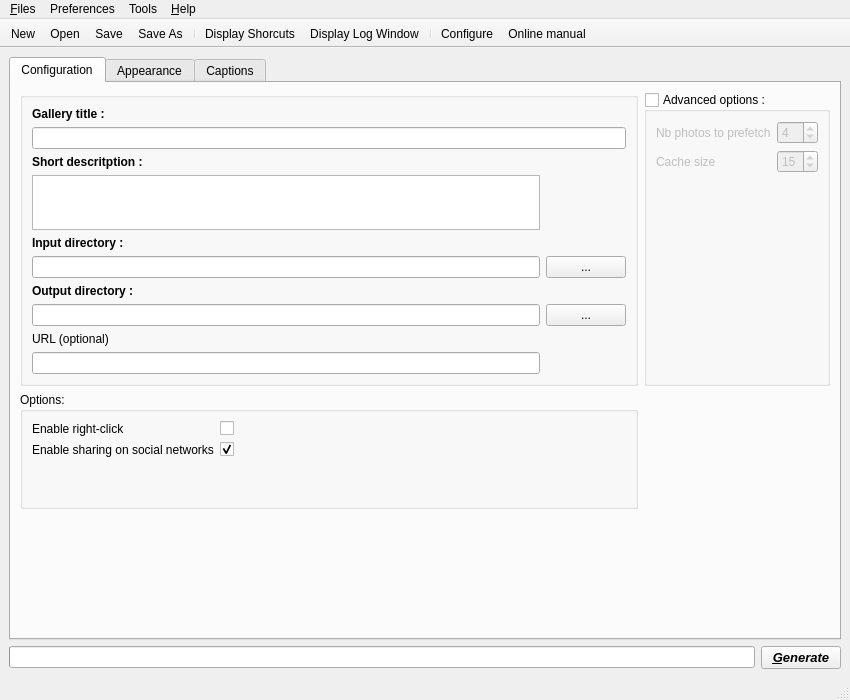
Pixinn/ezwebgallery, file src/ui/mainwin.ui: the form before one commit.
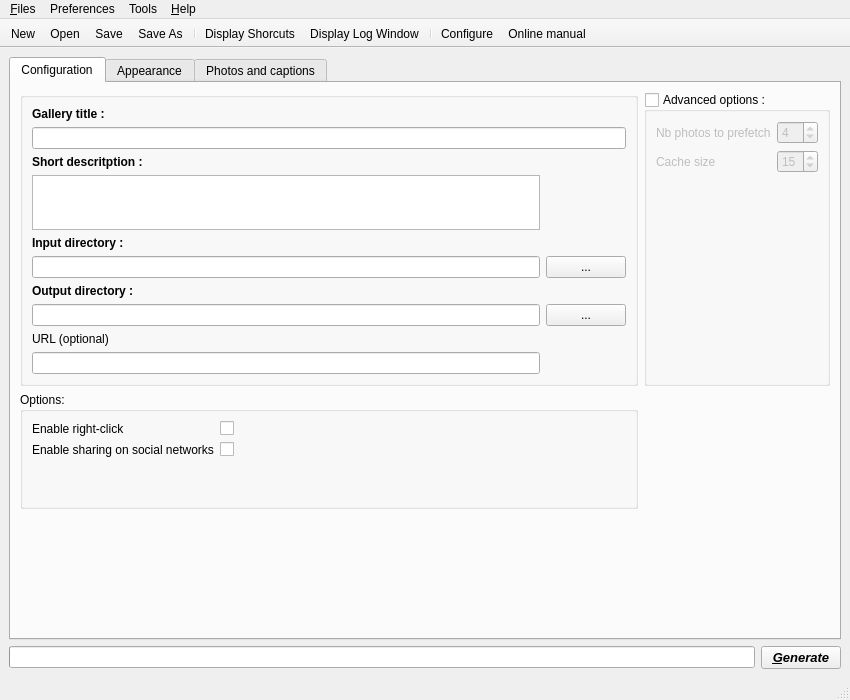
The form after the commit. Icons and pictures are not drawn. Custom widgets are drawn as their Qt base class.

Commit message: + Adding support to some IPTC tags to be used in captions and watermarks. + Minor ui tweaks

What changed in the file:
```diff
--- a/src/ui/mainwin.ui
+++ b/src/ui/mainwin.ui
@@ -341,7 +341,7 @@
                     <string/>
                    </property>
                    <property name="checked">
-                    <bool>true</bool>
+                    <bool>false</bool>
                    </property>
                   </widget>
                  </item>
@@ -1763,7 +1763,10 @@
         <bool>true</bool>
        </property>
        <attribute name="title">
-        <string>Captions</string>
+        <string>Photos and captions</string>
+       </attribute>
+       <attribute name="toolTip">
+        <string>Manage the photos and edit their caption.</string>
        </attribute>
        <layout class="QVBoxLayout" name="verticalLayout_2">
         <item>
```
Left out of the diff: 8 changed lines with no effect on the pictures. The commit also changes 13 other files.
